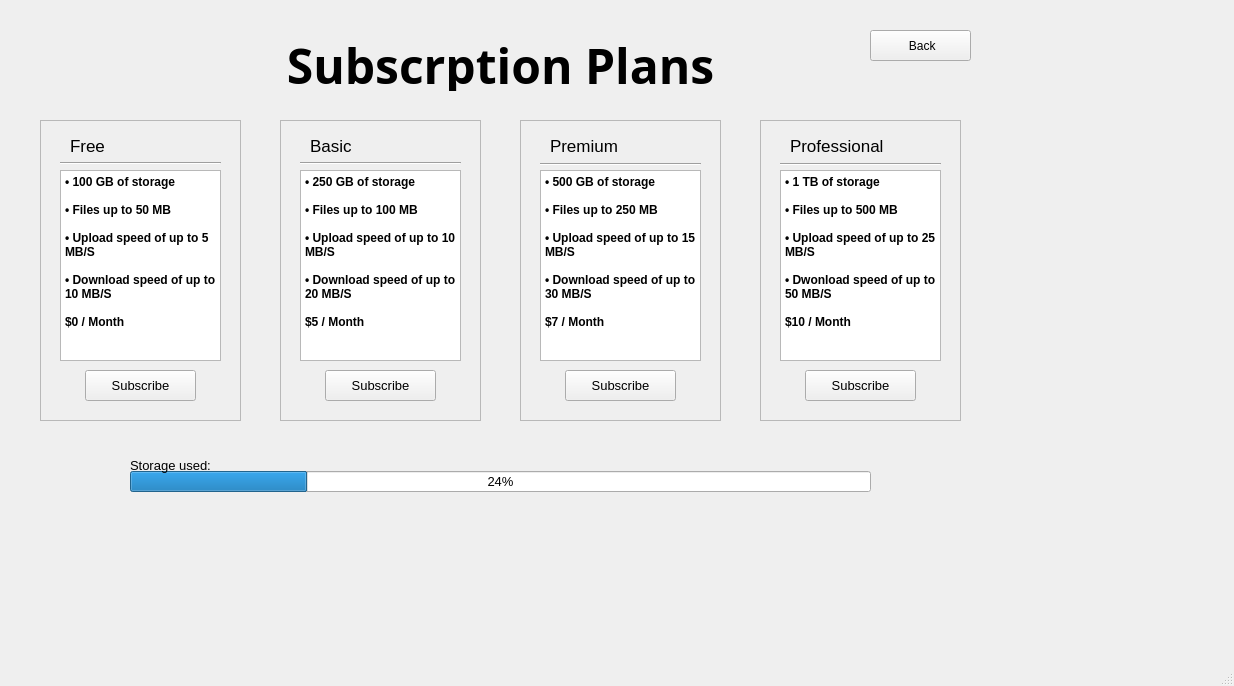
SuperName3102/Final-Project, file Main/client/gui/ui/subscription.ui: the form before one commit.
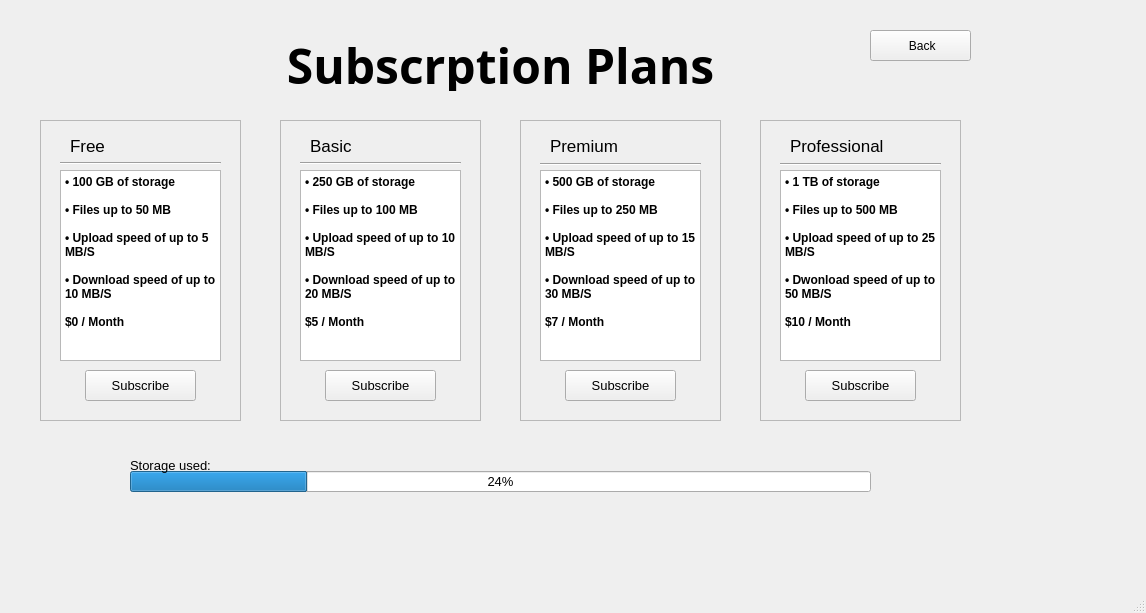
The form after the commit.

Diff of the .ui file:
```diff
--- a/Main/client/gui/ui/subscription.ui
+++ b/Main/client/gui/ui/subscription.ui
@@ -6,8 +6,8 @@
    <rect>
     <x>0</x>
     <y>0</y>
-    <width>1234</width>
-    <height>686</height>
+    <width>1146</width>
+    <height>613</height>
    </rect>
   </property>
   <property name="windowTitle">
```
